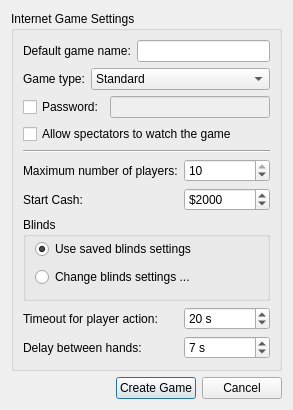
Above: src/gui/qt/createinternetgamedialog.ui from ph4n70mr1ddl3r/pokerth before the change. Below: the same form after it.
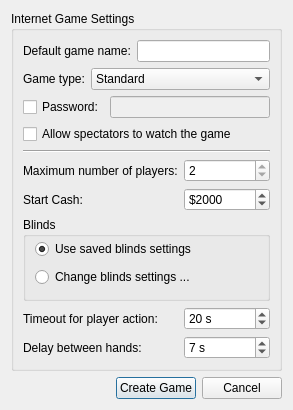
That is the form after the change. Icons and pictures are not drawn.

What changed in the file:
```diff
--- a/src/gui/qt/createinternetgamedialog.ui
+++ b/src/gui/qt/createinternetgamedialog.ui
@@ -158,10 +158,10 @@
          <number>2</number>
         </property>
         <property name="maximum">
-         <number>10</number>
+          <number>2</number>
         </property>
         <property name="value">
-         <number>10</number>
+          <number>2</number>
         </property>
        </widget>
       </item>
```
Lines whose indentation alone changed are shown as unchanged.
